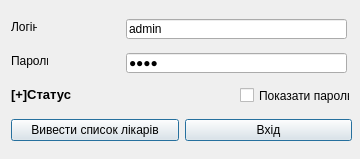
Before: the Qt Designer form login.ui in Shadowfank/ClinicRegistry, drawn with Qt 5.
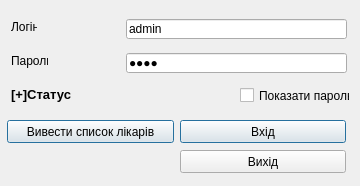
After: the same form once the commit is applied.

Diff of the .ui file:
```diff
--- a/login.ui
+++ b/login.ui
@@ -7,7 +7,7 @@
     <x>0</x>
     <y>0</y>
     <width>360</width>
-    <height>159</height>
+    <height>186</height>
    </rect>
   </property>
   <property name="windowTitle">
@@ -39,44 +39,6 @@
     <string>Пароль</string>
    </property>
   </widget>
-  <widget class="QWidget" name="layoutWidget">
-   <property name="geometry">
-    <rect>
-     <x>11</x>
-     <y>118</y>
-     <width>341</width>
-     <height>25</height>
-    </rect>
-   </property>
-   <layout class="QHBoxLayout" name="horizontalLayout">
-    <item>
-     <widget class="QPushButton" name="Guest_Button">
-      <property name="text">
-       <string>Вивести список лікарів</string>
-      </property>
-      <property name="autoDefault">
-       <bool>true</bool>
-      </property>
-      <property name="default">
-       <bool>true</bool>
-      </property>
-     </widget>
-    </item>
-    <item>
-     <widget class="QPushButton" name="login_Button">
-      <property name="text">
-       <string>Вхід</string>
-      </property>
-      <property name="autoDefault">
-       <bool>true</bool>
-      </property>
-      <property name="default">
-       <bool>true</bool>
-      </property>
-     </widget>
-    </item>
-   </layout>
-  </widget>
   <widget class="QLabel" name="dbstatus">
    <property name="geometry">
     <rect>
@@ -132,6 +94,57 @@
     <string>admin</string>
    </property>
   </widget>
+  <widget class="QPushButton" name="pushButton">
+   <property name="geometry">
+    <rect>
+     <x>180</x>
+     <y>150</y>
+     <width>166</width>
+     <height>23</height>
+    </rect>
+   </property>
+   <property name="text">
+    <string>Вихід</string>
+   </property>
+  </widget>
+  <widget class="QPushButton" name="login_Button">
+   <property name="geometry">
+    <rect>
+     <x>180</x>
+     <y>120</y>
+     <width>166</width>
+     <height>23</height>
+    </rect>
+   </property>
+   <property name="text">
+    <string>Вхід</string>
+   </property>
+   <property name="autoDefault">
+    <bool>true</bool>
+   </property>
+   <property name="default">
+    <bool>true</bool>
+   </property>
+  </widget>
+  <widget class="QPushButton" name="Guest_Button">
+   <property name="geometry">
+    <rect>
+     <x>7</x>
+     <y>120</y>
+     <width>167</width>
+     <height>23</height>
+    </rect>
+   </property>
+   <property name="text">
+    <string>Вивести список лікарів</string>
+   </property>
+   <property name="autoDefault">
+    <bool>true</bool>
+   </property>
+   <property name="default">
+    <bool>true</bool>
+   </property>
+  </widget>
  </widget>
  <tabstops>
   <tabstop>lineEdit_username</tabstop>
```
Left out of the diff: 3 changed lines with no effect on the pictures.
